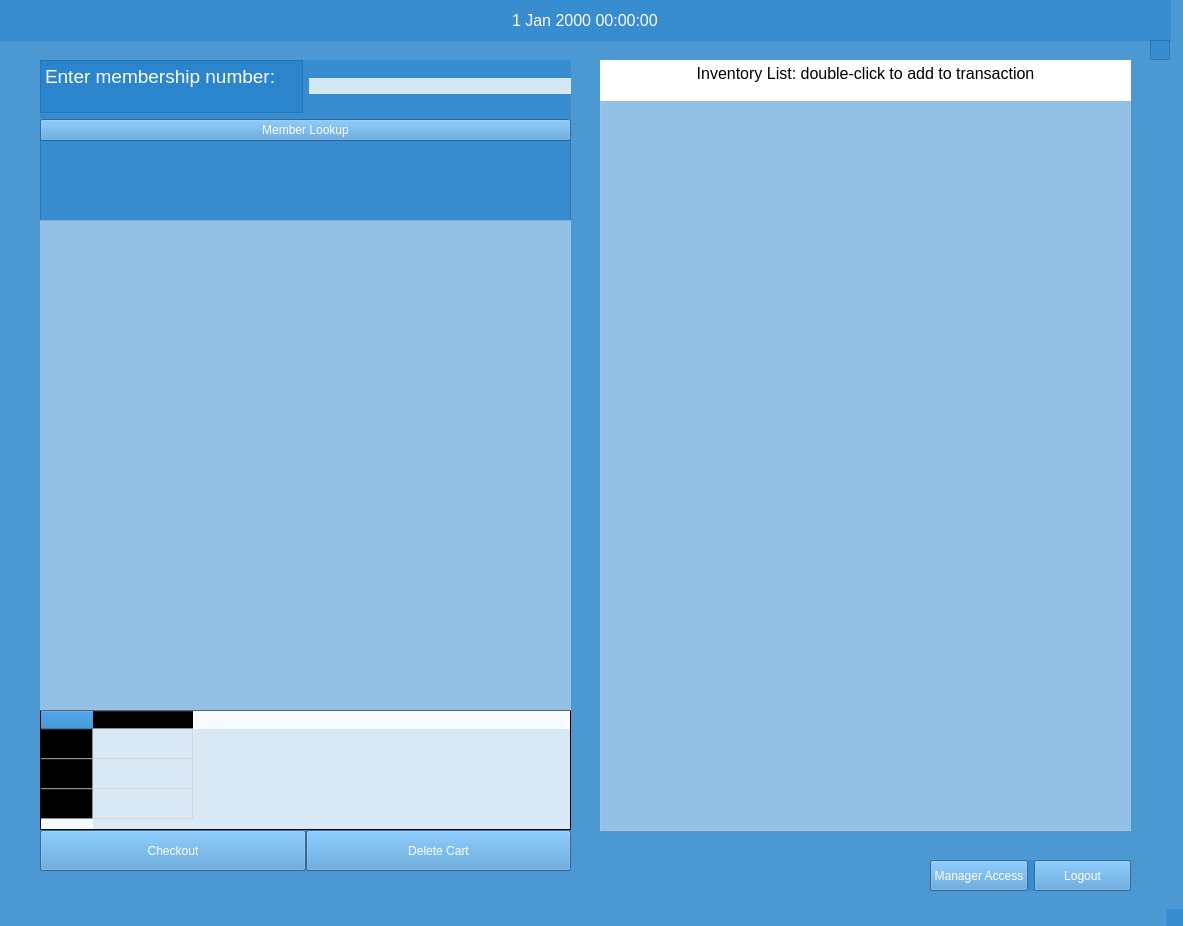
rbalta/BulkClubProject, file mainwindow.ui: the form before one commit.
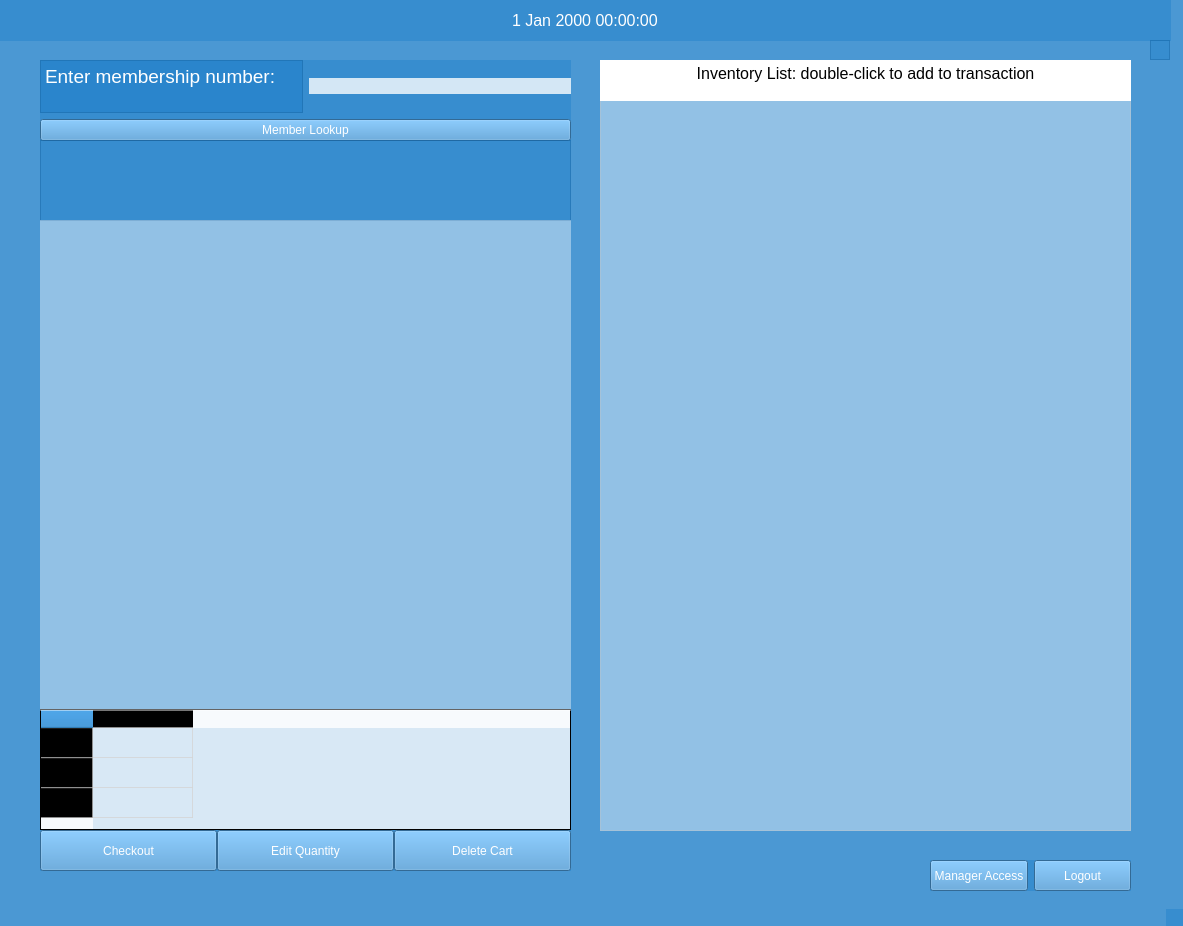
The form after the commit.

Diff of the .ui file:
```diff
--- a/mainwindow.ui
+++ b/mainwindow.ui
@@ -163,6 +163,23 @@
        </property>
       </widget>
      </item>
+     <item>
+      <widget class="QPushButton" name="pushButton_5">
+       <property name="sizePolicy">
+        <sizepolicy hsizetype="Minimum" vsizetype="Expanding">
+         <horstretch>0</horstretch>
+         <verstretch>0</verstretch>
+        </sizepolicy>
+       </property>
+       <property name="styleSheet">
+        <string notr="true">background-color: rgb(72, 149, 208);
+color: rgb(255, 255, 255);</string>
+       </property>
+       <property name="text">
+        <string>Edit Quantity</string>
+       </property>
+      </widget>
+     </item>
      <item>
       <widget class="QPushButton" name="pushButton_6">
        <property name="sizePolicy">
@@ -360,9 +377,9 @@
     <property name="geometry">
      <rect>
       <x>40</x>
-      <y>710</y>
+      <y>709</y>
       <width>531</width>
-      <height>120</height>
+      <height>121</height>
      </rect>
     </property>
     <property name="styleSheet">
```
Left out of the diff: 3 changed lines with no effect on the pictures.
